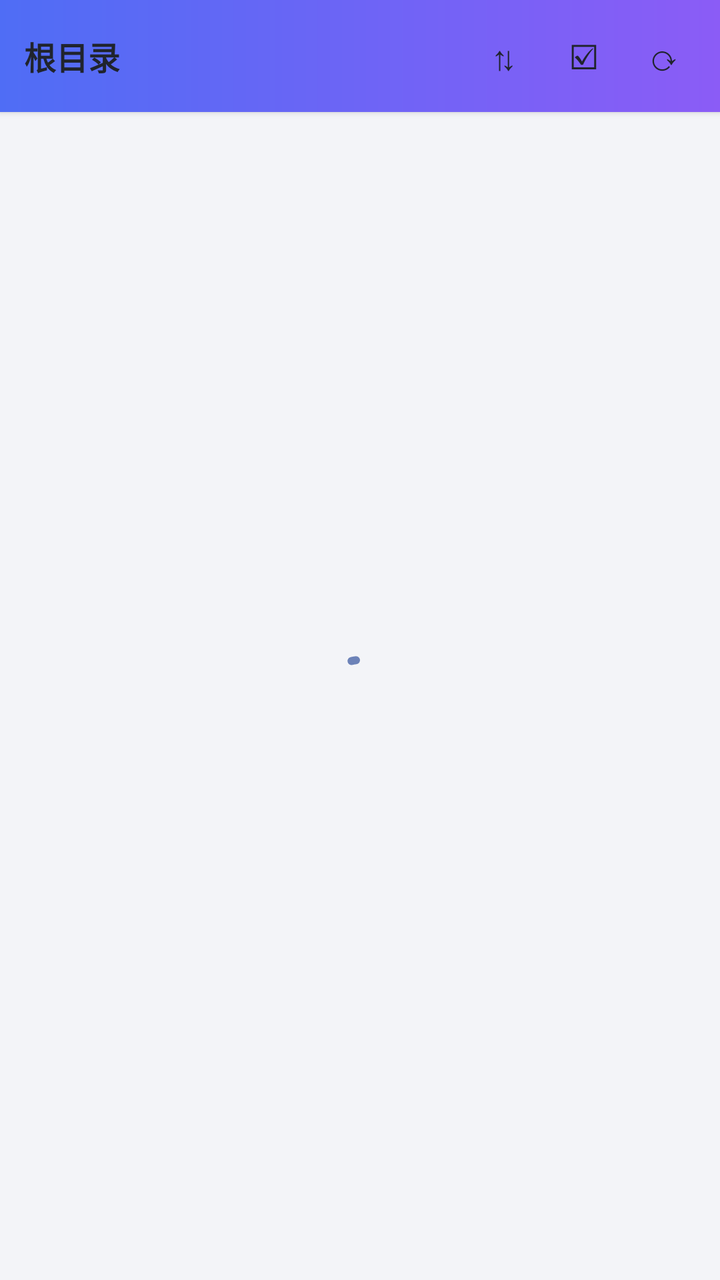
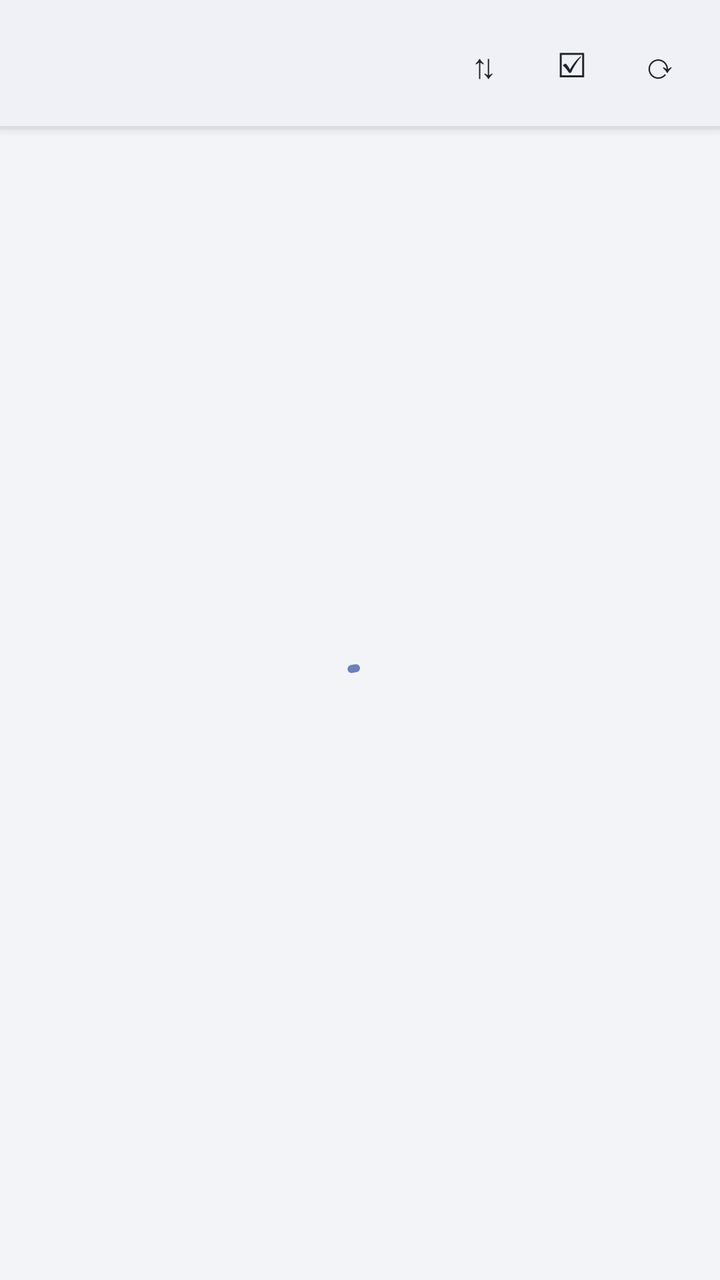

Two renders of the same Android screen: before a commit and after it. Below are the layout's source before the change and the commit's diff.
<!-- AndroidManifest.xml: application theme Theme.QuarkEmby -->
<!-- res/layout/fragment_files.xml -->
<?xml version="1.0" encoding="utf-8"?>
<LinearLayout xmlns:android="http://schemas.android.com/apk/res/android"
    android:layout_width="match_parent"
    android:layout_height="match_parent"
    android:orientation="vertical"
    android:background="@color/bg">

    
    <LinearLayout
        android:id="@+id/toolbar"
        android:layout_width="match_parent"
        android:layout_height="56dp"
        android:orientation="horizontal"
        android:gravity="center_vertical"
        android:paddingHorizontal="@dimen/space_s"
        android:background="@drawable/bg_header"
        android:elevation="2dp">

        <TextView
            android:id="@+id/back_btn"
            android:layout_width="40dp"
            android:layout_height="40dp"
            android:gravity="center"
            android:text="‹"
            android:textColor="@color/ink"
            android:textSize="24sp"
            android:background="@drawable/ripple_circle"
            android:visibility="gone" />

        <TextView
            android:id="@+id/path_text"
            android:layout_width="0dp"
            android:layout_height="wrap_content"
            android:layout_weight="1"
            android:layout_marginStart="@dimen/space_xs"
            android:text="根目录"
            android:textColor="@color/ink"
            android:textSize="16sp"
            android:textStyle="bold"
            android:maxLines="1"
            android:ellipsize="middle" />

        <TextView
            android:id="@+id/sort_btn"
            android:layout_width="40dp"
            android:layout_height="40dp"
            android:gravity="center"
            android:text="⇅"
            android:textColor="@color/ink"
            android:textSize="17sp"
            android:background="@drawable/ripple_circle" />

        <TextView
            android:id="@+id/select_btn"
            android:layout_width="40dp"
            android:layout_height="40dp"
            android:gravity="center"
            android:text="☑"
            android:textColor="@color/ink"
            android:textSize="17sp"
            android:background="@drawable/ripple_circle" />

        <TextView
            android:id="@+id/refresh_btn"
            android:layout_width="40dp"
            android:layout_height="40dp"
            android:gravity="center"
            android:text="⟳"
            android:textColor="@color/ink"
            android:textSize="18sp"
            android:background="@drawable/ripple_circle" />
    </LinearLayout>

    
    <LinearLayout
        android:id="@+id/select_bar"
        android:layout_width="match_parent"
        android:layout_height="wrap_content"
        android:orientation="horizontal"
        android:gravity="center_vertical"
        android:paddingHorizontal="@dimen/space_m"
        android:paddingVertical="@dimen/space_xs"
        android:background="@color/surface_container_high"
        android:elevation="1dp"
        android:visibility="gone">

        <TextView
            android:id="@+id/select_count"
            android:layout_width="0dp"
            android:layout_height="wrap_content"
            android:layout_weight="1"
            android:text="已选 0 项"
            android:textColor="@color/brand_primary"
            android:textSize="13sp"
            android:textStyle="bold" />

        <TextView
            android:id="@+id/select_all_btn"
            style="@style/SelectAction"
            android:text="全选" />

        <TextView
            android:id="@+id/invert_btn"
            style="@style/SelectAction"
            android:text="反选" />

        <TextView
            android:id="@+id/select_move_btn"
            style="@style/SelectAction"
            android:text="移动" />

        <TextView
            android:id="@+id/select_delete_btn"
            style="@style/SelectAction"
            android:text="删除"
            android:textColor="@color/danger" />

        <TextView
            android:id="@+id/select_cancel_btn"
            android:layout_width="wrap_content"
            android:layout_height="wrap_content"
            android:padding="@dimen/space_s"
            android:text="✕"
            android:textColor="@color/muted"
            android:textSize="16sp"
            android:background="@drawable/ripple_circle" />
    </LinearLayout>

    <FrameLayout
        android:layout_width="match_parent"
        android:layout_height="0dp"
        android:layout_weight="1">

        <androidx.recyclerview.widget.RecyclerView
            android:id="@+id/file_list"
            android:layout_width="match_parent"
            android:layout_height="match_parent"
            android:clipToPadding="false"
            android:paddingHorizontal="@dimen/space_m"
            android:paddingTop="@dimen/space_s"
            android:paddingBottom="@dimen/space_l" />

        <com.google.android.material.progressindicator.CircularProgressIndicator
            android:id="@+id/loading"
            android:layout_width="wrap_content"
            android:layout_height="wrap_content"
            android:layout_gravity="center"
            android:indeterminate="true" />

        <TextView
            android:id="@+id/empty_view"
            android:layout_width="wrap_content"
            android:layout_height="wrap_content"
            android:layout_gravity="center"
            android:text="此目录为空 · 点击右上角 ⟳ 刷新"
            android:textColor="@color/muted"
            android:textSize="13sp"
            android:visibility="gone" />

        <TextView
            android:id="@+id/error_view"
            android:layout_width="wrap_content"
            android:layout_height="wrap_content"
            android:layout_gravity="center"
            android:textColor="@color/danger"
            android:textSize="13sp"
            android:maxWidth="280dp"
            android:gravity="center"
            android:visibility="gone" />
    </FrameLayout>
</LinearLayout>
<!-- resources referenced by this layout -->
<resources>
  <color name="bg">#F3F4F8</color>
  <color name="brand_primary">#6C82B8</color>
  <color name="danger">#C05858</color>
  <color name="ink">#20242D</color>
  <color name="muted">#5F6675</color>
  <color name="surface_container_high">#E7EAF1</color>
  <dimen name="space_l">16dp</dimen>
  <dimen name="space_m">12dp</dimen>
  <dimen name="space_s">8dp</dimen>
  <dimen name="space_xs">4dp</dimen>
  <!-- drawable bg_header (drawable) -->
  <?xml version="1.0" encoding="utf-8"?>
  <shape xmlns:android="http://schemas.android.com/apk/res/android"
      android:shape="rectangle">
      <gradient
          android:angle="0"
          android:startColor="#4F6DF5"
          android:endColor="#8B5CF6" />
  </shape>
  <!-- drawable ripple_circle (drawable) -->
  <?xml version="1.0" encoding="utf-8"?>
  <ripple xmlns:android="http://schemas.android.com/apk/res/android"
      android:color="@color/ripple">
      
      <item android:id="@android:id/mask">
          <shape android:shape="oval">
              <solid android:color="#FFFFFF" />
          </shape>
      </item>
  </ripple>
  <style name="SelectAction">
          <item name="android:layout_width">wrap_content</item>
          <item name="android:layout_height">wrap_content</item>
          <item name="android:padding">@dimen/space_s</item>
          <item name="android:textColor">@color/ink</item>
          <item name="android:textSize">13sp</item>
          <item name="android:background">@drawable/ripple_circle</item>
      </style>
  <style name="Theme.QuarkEmby" parent="Theme.Material3.Dark.NoActionBar">
          <item name="colorPrimary">@color/brand_primary</item>
          <item name="colorOnPrimary">@color/on_primary</item>
          <item name="colorPrimaryContainer">@color/primary_container</item>
          <item name="colorOnPrimaryContainer">@color/on_primary_container</item>
          <item name="colorSecondary">@color/brand_secondary</item>
          <item name="colorSecondaryContainer">@color/secondary_container</item>
          <item name="colorSurface">@color/surface</item>
          <item name="colorSurfaceContainer">@color/surface_container</item>
          <item name="colorSurfaceContainerHigh">@color/surface_container_high</item>
          <item name="colorSurfaceVariant">@color/surface_container</item>
          <item name="colorOnSurface">@color/ink</item>
          <item name="colorOnSurfaceVariant">@color/muted</item>
          <item name="colorOutline">@color/outline</item>
          <item name="colorError">@color/danger</item>
          <item name="android:colorBackground">@color/bg</item>
          <item name="android:statusBarColor">@color/bg</item>
          <item name="android:navigationBarColor">@color/surface_container</item>
          <item name="android:windowLightStatusBar">false</item>
          <item name="android:textColorHint">@color/muted</item>
          <item name="colorControlHighlight">@color/ripple</item>
      </style>
  <color name="ripple">#22405280</color>
  <color name="on_primary">#FFFFFF</color>
  <color name="primary_container">#D3DCF2</color>
  <color name="on_primary_container">#2B3854</color>
  <color name="brand_secondary">#8D7FA6</color>
  <color name="secondary_container">#E2DBEA</color>
  <color name="surface">#FBFCFE</color>
  <color name="surface_container">#EFF1F6</color>
  <color name="outline">#8A90A0</color>
</resources>

<!-- the commit's change to res/layout/fragment_files.xml (unified diff, before → after) -->
@@ -9,121 +9,130 @@
     <LinearLayout
         android:id="@+id/toolbar"
         android:layout_width="match_parent"
-        android:layout_height="56dp"
+        android:layout_height="64dp"
         android:orientation="horizontal"
         android:gravity="center_vertical"
-        android:paddingHorizontal="@dimen/space_s"
-        android:background="@drawable/bg_header"
-        android:elevation="2dp">
+        android:paddingStart="@dimen/space_xs"
+        android:paddingEnd="@dimen/space_s"
+        android:background="@drawable/bg_topbar"
+        android:elevation="3dp">
 
+        
         <TextView
             android:id="@+id/back_btn"
-            android:layout_width="40dp"
-            android:layout_height="40dp"
+            android:layout_width="44dp"
+            android:layout_height="44dp"
             android:gravity="center"
-            android:text="‹"
+            android:text="←"
             android:textColor="@color/ink"
-            android:textSize="24sp"
+            android:textSize="22sp"
             android:background="@drawable/ripple_circle"
             android:visibility="gone" />
 
+        
         <TextView
-            android:id="@+id/path_text"
+            android:id="@+id/exit_sel_btn"
+            android:layout_width="44dp"
+            android:layout_height="44dp"
+            android:gravity="center"
+            android:text="✕"
+            android:textColor="@color/ink"
+            android:textSize="18sp"
+            android:background="@drawable/ripple_circle"
+            android:visibility="gone" />
+
+        
+        <HorizontalScrollView
+            android:id="@+id/crumb_scroll"
+            android:layout_width="0dp"
+            android:layout_height="match_parent"
+            android:layout_weight="1"
+            android:layout_marginStart="2dp"
+            android:scrollbars="none"
+            android:overScrollMode="never"
+            android:fillViewport="true">
+
+            <LinearLayout
+                android:id="@+id/crumb_row"
+                android:layout_width="wrap_content"
+                android:layout_height="match_parent"
+                android:orientation="horizontal"
+                android:gravity="center_vertical" />
+        </HorizontalScrollView>
+
+        
+        <TextView
+            android:id="@+id/sel_count_text"
             android:layout_width="0dp"
             android:layout_height="wrap_content"
             android:layout_weight="1"
-            android:layout_marginStart="@dimen/space_xs"
-            android:text="根目录"
+            android:layout_marginStart="6dp"
+            android:text="已选中 0 项"
             android:textColor="@color/ink"
-            android:textSize="16sp"
+            android:textSize="17sp"
             android:textStyle="bold"
-            android:maxLines="1"
-            android:ellipsize="middle" />
+            android:visibility="gone" />
 
+        
         <TextView
             android:id="@+id/sort_btn"
-            android:layout_width="40dp"
-            android:layout_height="40dp"
+            android:layout_width="44dp"
+            android:layout_height="44dp"
+            android:layout_marginStart="@dimen/space_s"
             android:gravity="center"
             android:text="⇅"
             android:textColor="@color/ink"
             android:textSize="17sp"
-            android:background="@drawable/ripple_circle" />
+            android:background="@drawable/ripple_circle"
+            android:contentDescription="排序" />
 
         <TextView
             android:id="@+id/select_btn"
-            android:layout_width="40dp"
-            android:layout_height="40dp"
+            android:layout_width="44dp"
+            android:layout_height="44dp"
             android:gravity="center"
             android:text="☑"
             android:textColor="@color/ink"
             android:textSize="17sp"
-            android:background="@drawable/ripple_circle" />
+            android:background="@drawable/ripple_circle"
+            android:contentDescription="多选" />
 
         <TextView
             android:id="@+id/refresh_btn"
-            android:layout_width="40dp"
-            android:layout_height="40dp"
+            android:layout_width="44dp"
+            android:layout_height="44dp"
             android:gravity="center"
             android:text="⟳"
             android:textColor="@color/ink"
             android:textSize="18sp"
-            android:background="@drawable/ripple_circle" />
-    </LinearLayout>
+            android:background="@drawable/ripple_circle"
+            android:contentDescription="刷新" />
 
-    
-    <LinearLayout
-        android:id="@+id/select_bar"
-        android:layout_width="match_parent"
-        android:layout_height="wrap_content"
-        android:orientation="horizontal"
-        android:gravity="center_vertical"
-        android:paddingHorizontal="@dimen/space_m"
-        android:paddingVertical="@dimen/space_xs"
-        android:background="@color/surface_container_high"
-        android:elevation="1dp"
-        android:visibility="gone">
+        
+        <TextView
+            android:id="@+id/sel_all_btn"
+            style="@style/TopAction"
+            android:text="全选"
+            android:visibility="gone" />
 
         <TextView
-            android:id="@+id/select_count"
-            android:layout_width="0dp"
-            android:layout_height="wrap_content"
-            android:layout_weight="1"
-            android:text="已选 0 项"
-            android:textColor="@color/brand_primary"
-            android:textSize="13sp"
-            android:textStyle="bold" />
+            android:id="@+id/sel_invert_btn"
+            style="@style/TopAction"
+            android:text="反选"
+            android:visibility="gone" />
 
         <TextView
-            android:id="@+id/select_all_btn"
-            style="@style/SelectAction"
-            android:text="全选" />
+            android:id="@+id/sel_move_btn"
+            style="@style/TopAction"
+            android:text="移动"
+            android:visibility="gone" />
 
         <TextView
-            android:id="@+id/invert_btn"
-            style="@style/SelectAction"
-            android:text="反选" />
-
-        <TextView
-            android:id="@+id/select_move_btn"
-            style="@style/SelectAction"
-            android:text="移动" />
-
-        <TextView
-            android:id="@+id/select_delete_btn"
-            style="@style/SelectAction"
+            android:id="@+id/sel_del_btn"
+            style="@style/TopAction"
             android:text="删除"
-            android:textColor="@color/danger" />
-
-        <TextView
-            android:id="@+id/select_cancel_btn"
-            android:layout_width="wrap_content"
-            android:layout_height="wrap_content"
-            android:padding="@dimen/space_s"
-            android:text="✕"
-            android:textColor="@color/muted"
-            android:textSize="16sp"
-            android:background="@drawable/ripple_circle" />
+            android:textColor="@color/danger"
+            android:visibility="gone" />
     </LinearLayout>
 
     <FrameLayout
<!-- resource entries referenced after the edit -->
@@ -1,24 +1,28 @@
 <!-- resources referenced by this layout -->
 <resources>
   <color name="bg">#F3F4F8</color>
-  <color name="brand_primary">#6C82B8</color>
   <color name="danger">#C05858</color>
   <color name="ink">#20242D</color>
   <color name="muted">#5F6675</color>
-  <color name="surface_container_high">#E7EAF1</color>
   <dimen name="space_l">16dp</dimen>
   <dimen name="space_m">12dp</dimen>
   <dimen name="space_s">8dp</dimen>
   <dimen name="space_xs">4dp</dimen>
-  <!-- drawable bg_header (drawable) -->
+  <!-- drawable bg_topbar (drawable) -->
   <?xml version="1.0" encoding="utf-8"?>
-  <shape xmlns:android="http://schemas.android.com/apk/res/android"
-      android:shape="rectangle">
-      <gradient
-          android:angle="0"
-          android:startColor="#4F6DF5"
-          android:endColor="#8B5CF6" />
-  </shape>
+  <layer-list xmlns:android="http://schemas.android.com/apk/res/android">
+      
+      <item>
+          <shape android:shape="rectangle">
+              <solid android:color="@color/surface_container" />
+          </shape>
+      </item>
+      <item android:gravity="bottom" android:height="1dp">
+          <shape android:shape="rectangle">
+              <solid android:color="@color/outline_variant" />
+          </shape>
+      </item>
+  </layer-list>
   <!-- drawable ripple_circle (drawable) -->
   <?xml version="1.0" encoding="utf-8"?>
   <ripple xmlns:android="http://schemas.android.com/apk/res/android"
@@ -30,12 +34,14 @@
           </shape>
       </item>
   </ripple>
-  <style name="SelectAction">
+  <style name="TopAction">
           <item name="android:layout_width">wrap_content</item>
-          <item name="android:layout_height">wrap_content</item>
-          <item name="android:padding">@dimen/space_s</item>
+          <item name="android:layout_height">44dp</item>
+          <item name="android:gravity">center</item>
+          <item name="android:paddingStart">@dimen/space_s</item>
+          <item name="android:paddingEnd">@dimen/space_s</item>
           <item name="android:textColor">@color/ink</item>
-          <item name="android:textSize">13sp</item>
+          <item name="android:textSize">14sp</item>
           <item name="android:background">@drawable/ripple_circle</item>
       </style>
   <style name="Theme.QuarkEmby" parent="Theme.Material3.Dark.NoActionBar">
@@ -60,14 +66,17 @@
           <item name="android:textColorHint">@color/muted</item>
           <item name="colorControlHighlight">@color/ripple</item>
       </style>
+  <color name="surface_container">#EFF1F6</color>
+  <color name="outline_variant">#D8DCE4</color>
   <color name="ripple">#22405280</color>
+  <color name="brand_primary">#6C82B8</color>
   <color name="on_primary">#FFFFFF</color>
   <color name="primary_container">#D3DCF2</color>
   <color name="on_primary_container">#2B3854</color>
   <color name="brand_secondary">#8D7FA6</color>
   <color name="secondary_container">#E2DBEA</color>
   <color name="surface">#FBFCFE</color>
-  <color name="surface_container">#EFF1F6</color>
+  <color name="surface_container_high">#E7EAF1</color>
   <color name="outline">#8A90A0</color>
 </resources>
 
